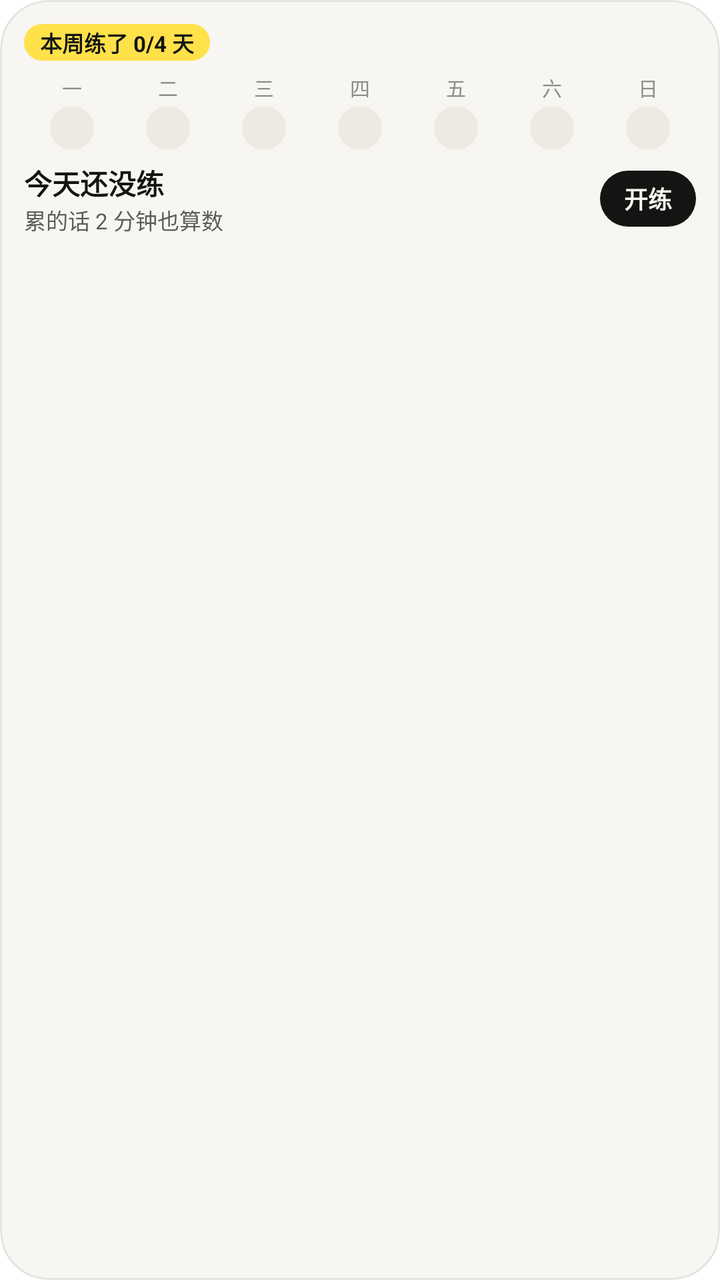
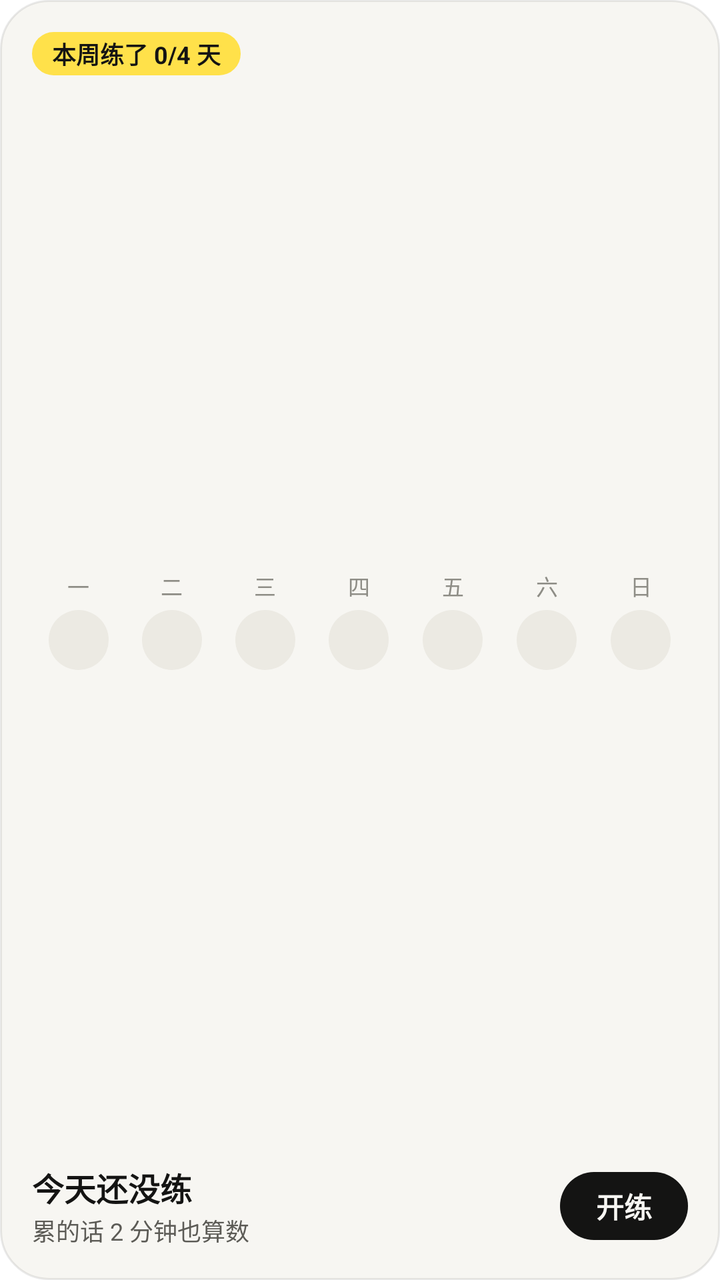

Screens rendered from an Android XML layout before and after an edit, with the pre-edit source and the edit as a unified diff.
<!-- AndroidManifest.xml: fallback theme Theme.MaterialComponents.DayNight.NoActionBar -->
<!-- res/layout/sayday_w_week.xml -->
<?xml version="1.0" encoding="utf-8"?>
<LinearLayout xmlns:android="http://schemas.android.com/apk/res/android" android:id="@+id/w_root" android:layout_width="match_parent" android:layout_height="match_parent" android:orientation="vertical" android:padding="12dp" android:background="@drawable/sayday_widget_bg">
<LinearLayout android:layout_width="match_parent" android:layout_height="wrap_content" android:orientation="horizontal" android:gravity="center_vertical">
<TextView android:id="@+id/w_head" android:layout_width="wrap_content" android:layout_height="wrap_content" android:text="本周练了 0/4 天" android:textColor="@color/sayday_w_on_mark" android:textSize="11sp" android:textStyle="bold" android:maxLines="1" android:ellipsize="end" android:background="@drawable/sayday_widget_chip" android:paddingStart="8dp" android:paddingEnd="8dp" android:paddingTop="1dp" android:paddingBottom="1dp"/>
<FrameLayout android:layout_width="0dp" android:layout_height="1dp" android:layout_weight="1" />
<TextView android:id="@+id/w_streak" android:layout_width="wrap_content" android:layout_height="wrap_content" android:text="" android:textColor="@color/sayday_w_faint" android:textSize="11sp" android:maxLines="1" android:ellipsize="end" />
</LinearLayout>
<LinearLayout android:layout_width="match_parent" android:layout_height="wrap_content" android:layout_marginTop="6dp" android:orientation="horizontal">
<LinearLayout android:layout_width="0dp" android:layout_height="wrap_content" android:layout_weight="1" android:orientation="vertical" android:gravity="center_horizontal">
<TextView android:id="@+id/w_d0_l" android:layout_width="wrap_content" android:layout_height="wrap_content" android:text="一" android:textColor="@color/sayday_w_faint" android:textSize="10sp" android:maxLines="1" android:ellipsize="end" />
<TextView android:id="@+id/w_d0" android:layout_width="22dp" android:layout_height="22dp" android:layout_marginTop="2dp" android:gravity="center" android:textSize="11sp" android:textStyle="bold" android:textColor="@color/sayday_w_on_mark" android:background="@drawable/sayday_w_dot_off" />
</LinearLayout><LinearLayout android:layout_width="0dp" android:layout_height="wrap_content" android:layout_weight="1" android:orientation="vertical" android:gravity="center_horizontal">
<TextView android:id="@+id/w_d1_l" android:layout_width="wrap_content" android:layout_height="wrap_content" android:text="二" android:textColor="@color/sayday_w_faint" android:textSize="10sp" android:maxLines="1" android:ellipsize="end" />
<TextView android:id="@+id/w_d1" android:layout_width="22dp" android:layout_height="22dp" android:layout_marginTop="2dp" android:gravity="center" android:textSize="11sp" android:textStyle="bold" android:textColor="@color/sayday_w_on_mark" android:background="@drawable/sayday_w_dot_off" />
</LinearLayout><LinearLayout android:layout_width="0dp" android:layout_height="wrap_content" android:layout_weight="1" android:orientation="vertical" android:gravity="center_horizontal">
<TextView android:id="@+id/w_d2_l" android:layout_width="wrap_content" android:layout_height="wrap_content" android:text="三" android:textColor="@color/sayday_w_faint" android:textSize="10sp" android:maxLines="1" android:ellipsize="end" />
<TextView android:id="@+id/w_d2" android:layout_width="22dp" android:layout_height="22dp" android:layout_marginTop="2dp" android:gravity="center" android:textSize="11sp" android:textStyle="bold" android:textColor="@color/sayday_w_on_mark" android:background="@drawable/sayday_w_dot_off" />
</LinearLayout><LinearLayout android:layout_width="0dp" android:layout_height="wrap_content" android:layout_weight="1" android:orientation="vertical" android:gravity="center_horizontal">
<TextView android:id="@+id/w_d3_l" android:layout_width="wrap_content" android:layout_height="wrap_content" android:text="四" android:textColor="@color/sayday_w_faint" android:textSize="10sp" android:maxLines="1" android:ellipsize="end" />
<TextView android:id="@+id/w_d3" android:layout_width="22dp" android:layout_height="22dp" android:layout_marginTop="2dp" android:gravity="center" android:textSize="11sp" android:textStyle="bold" android:textColor="@color/sayday_w_on_mark" android:background="@drawable/sayday_w_dot_off" />
</LinearLayout><LinearLayout android:layout_width="0dp" android:layout_height="wrap_content" android:layout_weight="1" android:orientation="vertical" android:gravity="center_horizontal">
<TextView android:id="@+id/w_d4_l" android:layout_width="wrap_content" android:layout_height="wrap_content" android:text="五" android:textColor="@color/sayday_w_faint" android:textSize="10sp" android:maxLines="1" android:ellipsize="end" />
<TextView android:id="@+id/w_d4" android:layout_width="22dp" android:layout_height="22dp" android:layout_marginTop="2dp" android:gravity="center" android:textSize="11sp" android:textStyle="bold" android:textColor="@color/sayday_w_on_mark" android:background="@drawable/sayday_w_dot_off" />
</LinearLayout><LinearLayout android:layout_width="0dp" android:layout_height="wrap_content" android:layout_weight="1" android:orientation="vertical" android:gravity="center_horizontal">
<TextView android:id="@+id/w_d5_l" android:layout_width="wrap_content" android:layout_height="wrap_content" android:text="六" android:textColor="@color/sayday_w_faint" android:textSize="10sp" android:maxLines="1" android:ellipsize="end" />
<TextView android:id="@+id/w_d5" android:layout_width="22dp" android:layout_height="22dp" android:layout_marginTop="2dp" android:gravity="center" android:textSize="11sp" android:textStyle="bold" android:textColor="@color/sayday_w_on_mark" android:background="@drawable/sayday_w_dot_off" />
</LinearLayout><LinearLayout android:layout_width="0dp" android:layout_height="wrap_content" android:layout_weight="1" android:orientation="vertical" android:gravity="center_horizontal">
<TextView android:id="@+id/w_d6_l" android:layout_width="wrap_content" android:layout_height="wrap_content" android:text="日" android:textColor="@color/sayday_w_faint" android:textSize="10sp" android:maxLines="1" android:ellipsize="end" />
<TextView android:id="@+id/w_d6" android:layout_width="22dp" android:layout_height="22dp" android:layout_marginTop="2dp" android:gravity="center" android:textSize="11sp" android:textStyle="bold" android:textColor="@color/sayday_w_on_mark" android:background="@drawable/sayday_w_dot_off" />
</LinearLayout>
</LinearLayout>
<LinearLayout android:layout_width="match_parent" android:layout_height="wrap_content" android:layout_marginTop="6dp" android:orientation="horizontal" android:gravity="center_vertical">
<LinearLayout android:layout_width="0dp" android:layout_height="wrap_content" android:layout_weight="1" android:orientation="vertical">
<TextView android:id="@+id/w_main" android:layout_width="wrap_content" android:layout_height="wrap_content" android:text="今天还没练" android:textColor="@color/sayday_w_ink" android:textSize="14sp" android:textStyle="bold" android:maxLines="1" android:ellipsize="end" />
<TextView android:id="@+id/w_sub" android:layout_width="wrap_content" android:layout_height="wrap_content" android:text="累的话 2 分钟也算数" android:textColor="@color/sayday_w_soft" android:textSize="11sp" android:maxLines="1" android:ellipsize="end" />
</LinearLayout>
<TextView android:id="@+id/w_btn" android:layout_width="wrap_content" android:layout_height="28dp" android:gravity="center" android:text="开练" android:textColor="@color/sayday_w_bg" android:textSize="12sp" android:textStyle="bold" android:paddingStart="12dp" android:paddingEnd="12dp" android:background="@drawable/sayday_w_btn" android:maxLines="1" />
</LinearLayout>
</LinearLayout>
<!-- resources referenced by this layout -->
<resources>
  <color name="sayday_w_bg">#F7F6F2</color>
  <color name="sayday_w_faint">#8E8D86</color>
  <color name="sayday_w_ink">#141413</color>
  <color name="sayday_w_on_mark">#141413</color>
  <color name="sayday_w_soft">#5C5B56</color>
  <!-- drawable sayday_w_btn (drawable) -->
  <?xml version="1.0" encoding="utf-8"?>
  <shape xmlns:android="http://schemas.android.com/apk/res/android" android:shape="rectangle">
      <solid android:color="@color/sayday_w_ink" />
      <corners android:radius="99dp" />
  </shape>
  <!-- drawable sayday_w_dot_off (drawable) -->
  <?xml version="1.0" encoding="utf-8"?>
  <shape xmlns:android="http://schemas.android.com/apk/res/android" android:shape="oval">
      <solid android:color="@color/sayday_w_off" />
  </shape>
  <!-- drawable sayday_widget_bg (drawable) -->
  <?xml version="1.0" encoding="utf-8"?>
  <shape xmlns:android="http://schemas.android.com/apk/res/android" android:shape="rectangle">
      <solid android:color="@color/sayday_w_bg" />
      <corners android:radius="24dp" />
      <stroke android:width="1dp" android:color="@color/sayday_w_hair" />
  </shape>
  <!-- drawable sayday_widget_chip (drawable) -->
  <?xml version="1.0" encoding="utf-8"?>
  <shape xmlns:android="http://schemas.android.com/apk/res/android" android:shape="rectangle">
      <solid android:color="@color/sayday_w_mark" />
      <corners android:radius="99dp" />
  </shape>
  <color name="sayday_w_off">#ECEAE3</color>
  <color name="sayday_w_hair">#17141413</color>
  <color name="sayday_w_mark">#FFE14A</color>
</resources>

<!-- the commit's change to res/layout/sayday_w_week.xml (unified diff, before → after) -->
@@ -1,39 +1,41 @@
 <?xml version="1.0" encoding="utf-8"?>
-<LinearLayout xmlns:android="http://schemas.android.com/apk/res/android" android:id="@+id/w_root" android:layout_width="match_parent" android:layout_height="match_parent" android:orientation="vertical" android:padding="12dp" android:background="@drawable/sayday_widget_bg">
+<LinearLayout xmlns:android="http://schemas.android.com/apk/res/android" android:id="@+id/w_root" android:layout_width="match_parent" android:layout_height="match_parent" android:orientation="vertical" android:padding="16dp" android:background="@drawable/sayday_widget_bg">
 <LinearLayout android:layout_width="match_parent" android:layout_height="wrap_content" android:orientation="horizontal" android:gravity="center_vertical">
-<TextView android:id="@+id/w_head" android:layout_width="wrap_content" android:layout_height="wrap_content" android:text="本周练了 0/4 天" android:textColor="@color/sayday_w_on_mark" android:textSize="11sp" android:textStyle="bold" android:maxLines="1" android:ellipsize="end" android:background="@drawable/sayday_widget_chip" android:paddingStart="8dp" android:paddingEnd="8dp" android:paddingTop="1dp" android:paddingBottom="1dp"/>
+<TextView android:id="@+id/w_head" android:layout_width="wrap_content" android:layout_height="wrap_content" android:text="本周练了 0/4 天" android:textColor="@color/sayday_w_on_mark" android:textSize="12sp" android:textStyle="bold" android:maxLines="1" android:ellipsize="end" android:background="@drawable/sayday_widget_chip" android:paddingStart="10dp" android:paddingEnd="10dp" android:paddingTop="2dp" android:paddingBottom="2dp"/>
 <FrameLayout android:layout_width="0dp" android:layout_height="1dp" android:layout_weight="1" />
-<TextView android:id="@+id/w_streak" android:layout_width="wrap_content" android:layout_height="wrap_content" android:text="" android:textColor="@color/sayday_w_faint" android:textSize="11sp" android:maxLines="1" android:ellipsize="end" />
+<TextView android:id="@+id/w_streak" android:layout_width="wrap_content" android:layout_height="wrap_content" android:text="" android:textColor="@color/sayday_w_faint" android:textSize="12sp" android:maxLines="1" android:ellipsize="end" />
 </LinearLayout>
-<LinearLayout android:layout_width="match_parent" android:layout_height="wrap_content" android:layout_marginTop="6dp" android:orientation="horizontal">
+<FrameLayout android:layout_width="1dp" android:layout_height="0dp" android:layout_weight="1" android:minHeight="6dp" />
+<LinearLayout android:layout_width="match_parent" android:layout_height="wrap_content" android:orientation="horizontal">
 <LinearLayout android:layout_width="0dp" android:layout_height="wrap_content" android:layout_weight="1" android:orientation="vertical" android:gravity="center_horizontal">
-<TextView android:id="@+id/w_d0_l" android:layout_width="wrap_content" android:layout_height="wrap_content" android:text="一" android:textColor="@color/sayday_w_faint" android:textSize="10sp" android:maxLines="1" android:ellipsize="end" />
-<TextView android:id="@+id/w_d0" android:layout_width="22dp" android:layout_height="22dp" android:layout_marginTop="2dp" android:gravity="center" android:textSize="11sp" android:textStyle="bold" android:textColor="@color/sayday_w_on_mark" android:background="@drawable/sayday_w_dot_off" />
+<TextView android:id="@+id/w_d0_l" android:layout_width="wrap_content" android:layout_height="wrap_content" android:text="一" android:textColor="@color/sayday_w_faint" android:textSize="11sp" android:maxLines="1" />
+<TextView android:id="@+id/w_d0" android:layout_width="30dp" android:layout_height="30dp" android:layout_marginTop="4dp" android:gravity="center" android:textSize="14sp" android:textStyle="bold" android:textColor="@color/sayday_w_on_mark" android:background="@drawable/sayday_w_dot_off" />
 </LinearLayout><LinearLayout android:layout_width="0dp" android:layout_height="wrap_content" android:layout_weight="1" android:orientation="vertical" android:gravity="center_horizontal">
-<TextView android:id="@+id/w_d1_l" android:layout_width="wrap_content" android:layout_height="wrap_content" android:text="二" android:textColor="@color/sayday_w_faint" android:textSize="10sp" android:maxLines="1" android:ellipsize="end" />
-<TextView android:id="@+id/w_d1" android:layout_width="22dp" android:layout_height="22dp" android:layout_marginTop="2dp" android:gravity="center" android:textSize="11sp" android:textStyle="bold" android:textColor="@color/sayday_w_on_mark" android:background="@drawable/sayday_w_dot_off" />
+<TextView android:id="@+id/w_d1_l" android:layout_width="wrap_content" android:layout_height="wrap_content" android:text="二" android:textColor="@color/sayday_w_faint" android:textSize="11sp" android:maxLines="1" />
+<TextView android:id="@+id/w_d1" android:layout_width="30dp" android:layout_height="30dp" android:layout_marginTop="4dp" android:gravity="center" android:textSize="14sp" android:textStyle="bold" android:textColor="@color/sayday_w_on_mark" android:background="@drawable/sayday_w_dot_off" />
 </LinearLayout><LinearLayout android:layout_width="0dp" android:layout_height="wrap_content" android:layout_weight="1" android:orientation="vertical" android:gravity="center_horizontal">
-<TextView android:id="@+id/w_d2_l" android:layout_width="wrap_content" android:layout_height="wrap_content" android:text="三" android:textColor="@color/sayday_w_faint" android:textSize="10sp" android:maxLines="1" android:ellipsize="end" />
-<TextView android:id="@+id/w_d2" android:layout_width="22dp" android:layout_height="22dp" android:layout_marginTop="2dp" android:gravity="center" android:textSize="11sp" android:textStyle="bold" android:textColor="@color/sayday_w_on_mark" android:background="@drawable/sayday_w_dot_off" />
+<TextView android:id="@+id/w_d2_l" android:layout_width="wrap_content" android:layout_height="wrap_content" android:text="三" android:textColor="@color/sayday_w_faint" android:textSize="11sp" android:maxLines="1" />
+<TextView android:id="@+id/w_d2" android:layout_width="30dp" android:layout_height="30dp" android:layout_marginTop="4dp" android:gravity="center" android:textSize="14sp" android:textStyle="bold" android:textColor="@color/sayday_w_on_mark" android:background="@drawable/sayday_w_dot_off" />
 </LinearLayout><LinearLayout android:layout_width="0dp" android:layout_height="wrap_content" android:layout_weight="1" android:orientation="vertical" android:gravity="center_horizontal">
-<TextView android:id="@+id/w_d3_l" android:layout_width="wrap_content" android:layout_height="wrap_content" android:text="四" android:textColor="@color/sayday_w_faint" android:textSize="10sp" android:maxLines="1" android:ellipsize="end" />
-<TextView android:id="@+id/w_d3" android:layout_width="22dp" android:layout_height="22dp" android:layout_marginTop="2dp" android:gravity="center" android:textSize="11sp" android:textStyle="bold" android:textColor="@color/sayday_w_on_mark" android:background="@drawable/sayday_w_dot_off" />
+<TextView android:id="@+id/w_d3_l" android:layout_width="wrap_content" android:layout_height="wrap_content" android:text="四" android:textColor="@color/sayday_w_faint" android:textSize="11sp" android:maxLines="1" />
+<TextView android:id="@+id/w_d3" android:layout_width="30dp" android:layout_height="30dp" android:layout_marginTop="4dp" android:gravity="center" android:textSize="14sp" android:textStyle="bold" android:textColor="@color/sayday_w_on_mark" android:background="@drawable/sayday_w_dot_off" />
 </LinearLayout><LinearLayout android:layout_width="0dp" android:layout_height="wrap_content" android:layout_weight="1" android:orientation="vertical" android:gravity="center_horizontal">
-<TextView android:id="@+id/w_d4_l" android:layout_width="wrap_content" android:layout_height="wrap_content" android:text="五" android:textColor="@color/sayday_w_faint" android:textSize="10sp" android:maxLines="1" android:ellipsize="end" />
-<TextView android:id="@+id/w_d4" android:layout_width="22dp" android:layout_height="22dp" android:layout_marginTop="2dp" android:gravity="center" android:textSize="11sp" android:textStyle="bold" android:textColor="@color/sayday_w_on_mark" android:background="@drawable/sayday_w_dot_off" />
+<TextView android:id="@+id/w_d4_l" android:layout_width="wrap_content" android:layout_height="wrap_content" android:text="五" android:textColor="@color/sayday_w_faint" android:textSize="11sp" android:maxLines="1" />
+<TextView android:id="@+id/w_d4" android:layout_width="30dp" android:layout_height="30dp" android:layout_marginTop="4dp" android:gravity="center" android:textSize="14sp" android:textStyle="bold" android:textColor="@color/sayday_w_on_mark" android:background="@drawable/sayday_w_dot_off" />
 </LinearLayout><LinearLayout android:layout_width="0dp" android:layout_height="wrap_content" android:layout_weight="1" android:orientation="vertical" android:gravity="center_horizontal">
-<TextView android:id="@+id/w_d5_l" android:layout_width="wrap_content" android:layout_height="wrap_content" android:text="六" android:textColor="@color/sayday_w_faint" android:textSize="10sp" android:maxLines="1" android:ellipsize="end" />
-<TextView android:id="@+id/w_d5" android:layout_width="22dp" android:layout_height="22dp" android:layout_marginTop="2dp" android:gravity="center" android:textSize="11sp" android:textStyle="bold" android:textColor="@color/sayday_w_on_mark" android:background="@drawable/sayday_w_dot_off" />
+<TextView android:id="@+id/w_d5_l" android:layout_width="wrap_content" android:layout_height="wrap_content" android:text="六" android:textColor="@color/sayday_w_faint" android:textSize="11sp" android:maxLines="1" />
+<TextView android:id="@+id/w_d5" android:layout_width="30dp" android:layout_height="30dp" android:layout_marginTop="4dp" android:gravity="center" android:textSize="14sp" android:textStyle="bold" android:textColor="@color/sayday_w_on_mark" android:background="@drawable/sayday_w_dot_off" />
 </LinearLayout><LinearLayout android:layout_width="0dp" android:layout_height="wrap_content" android:layout_weight="1" android:orientation="vertical" android:gravity="center_horizontal">
-<TextView android:id="@+id/w_d6_l" android:layout_width="wrap_content" android:layout_height="wrap_content" android:text="日" android:textColor="@color/sayday_w_faint" android:textSize="10sp" android:maxLines="1" android:ellipsize="end" />
-<TextView android:id="@+id/w_d6" android:layout_width="22dp" android:layout_height="22dp" android:layout_marginTop="2dp" android:gravity="center" android:textSize="11sp" android:textStyle="bold" android:textColor="@color/sayday_w_on_mark" android:background="@drawable/sayday_w_dot_off" />
+<TextView android:id="@+id/w_d6_l" android:layout_width="wrap_content" android:layout_height="wrap_content" android:text="日" android:textColor="@color/sayday_w_faint" android:textSize="11sp" android:maxLines="1" />
+<TextView android:id="@+id/w_d6" android:layout_width="30dp" android:layout_height="30dp" android:layout_marginTop="4dp" android:gravity="center" android:textSize="14sp" android:textStyle="bold" android:textColor="@color/sayday_w_on_mark" android:background="@drawable/sayday_w_dot_off" />
 </LinearLayout>
 </LinearLayout>
-<LinearLayout android:layout_width="match_parent" android:layout_height="wrap_content" android:layout_marginTop="6dp" android:orientation="horizontal" android:gravity="center_vertical">
+<FrameLayout android:layout_width="1dp" android:layout_height="0dp" android:layout_weight="1" android:minHeight="6dp" />
+<LinearLayout android:layout_width="match_parent" android:layout_height="wrap_content" android:orientation="horizontal" android:gravity="center_vertical">
 <LinearLayout android:layout_width="0dp" android:layout_height="wrap_content" android:layout_weight="1" android:orientation="vertical">
-<TextView android:id="@+id/w_main" android:layout_width="wrap_content" android:layout_height="wrap_content" android:text="今天还没练" android:textColor="@color/sayday_w_ink" android:textSize="14sp" android:textStyle="bold" android:maxLines="1" android:ellipsize="end" />
-<TextView android:id="@+id/w_sub" android:layout_width="wrap_content" android:layout_height="wrap_content" android:text="累的话 2 分钟也算数" android:textColor="@color/sayday_w_soft" android:textSize="11sp" android:maxLines="1" android:ellipsize="end" />
+<TextView android:id="@+id/w_main" android:layout_width="wrap_content" android:layout_height="wrap_content" android:text="今天还没练" android:textColor="@color/sayday_w_ink" android:textSize="16sp" android:textStyle="bold" android:maxLines="1" android:ellipsize="end" />
+<TextView android:id="@+id/w_sub" android:layout_width="wrap_content" android:layout_height="wrap_content" android:layout_marginTop="1dp" android:text="累的话 2 分钟也算数" android:textColor="@color/sayday_w_soft" android:textSize="12sp" android:maxLines="1" android:ellipsize="end" />
 </LinearLayout>
-<TextView android:id="@+id/w_btn" android:layout_width="wrap_content" android:layout_height="28dp" android:gravity="center" android:text="开练" android:textColor="@color/sayday_w_bg" android:textSize="12sp" android:textStyle="bold" android:paddingStart="12dp" android:paddingEnd="12dp" android:background="@drawable/sayday_w_btn" android:maxLines="1" />
+<TextView android:id="@+id/w_btn" android:layout_width="wrap_content" android:layout_height="34dp" android:gravity="center" android:text="开练" android:textColor="@color/sayday_w_bg" android:textSize="14sp" android:textStyle="bold" android:paddingStart="18dp" android:paddingEnd="18dp" android:background="@drawable/sayday_w_btn" android:maxLines="1" />
 </LinearLayout>
 </LinearLayout>
